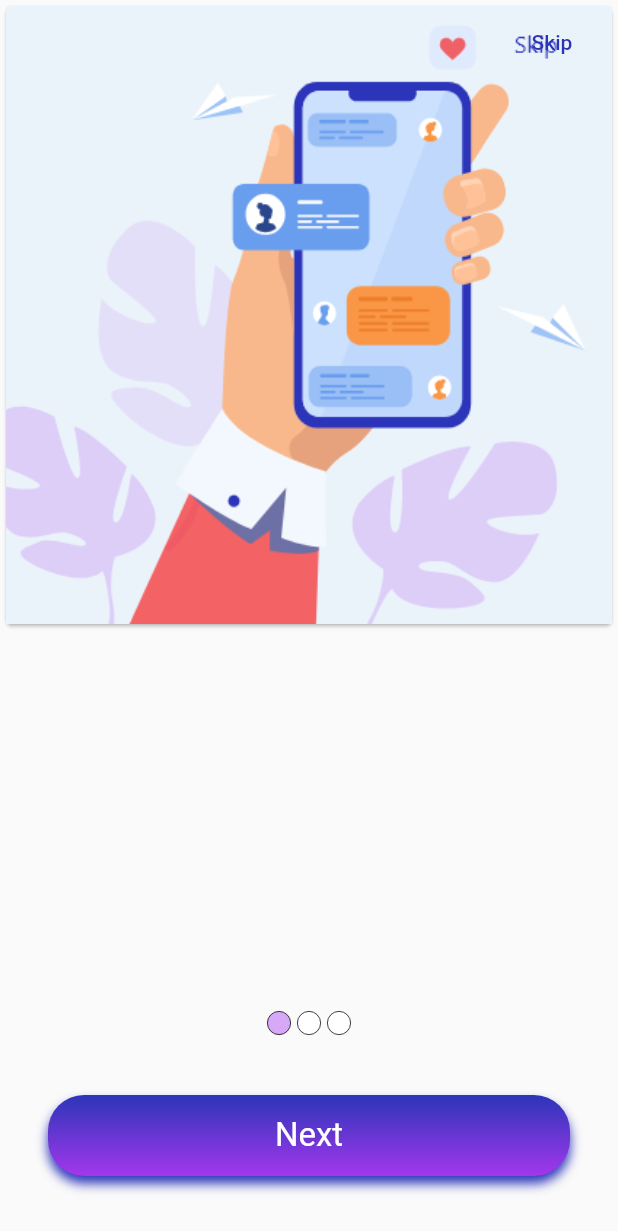
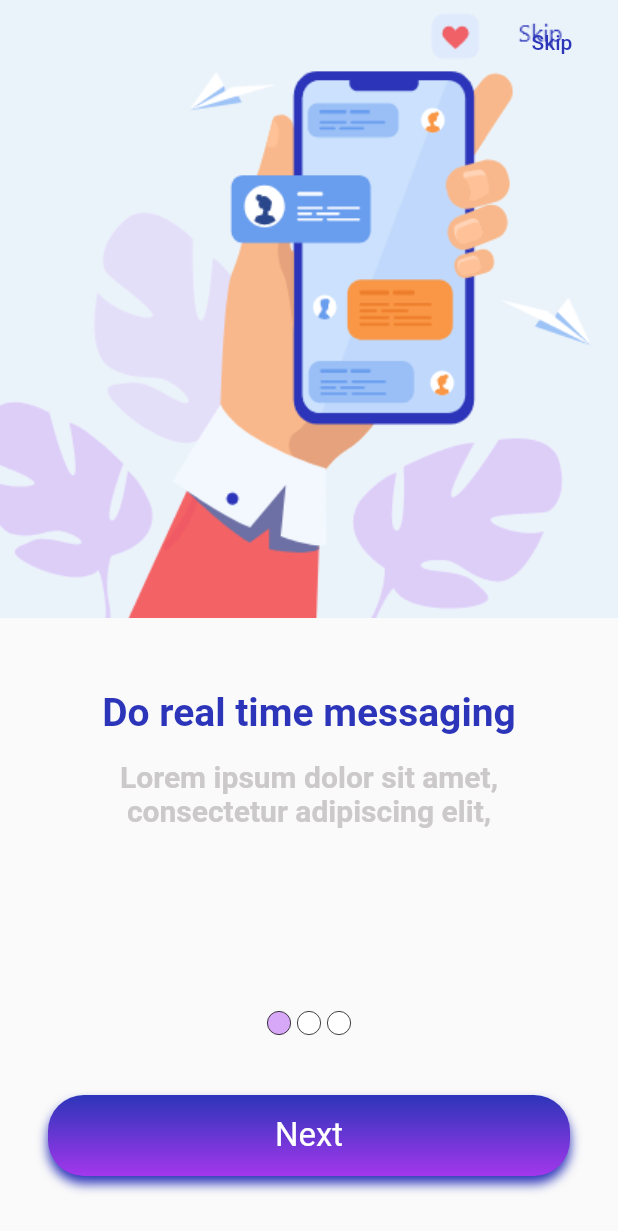
Before and after one commit to Vootech-ca/Mobile-RealTimeChat, a Flutter app: the screen it shows after launch, on a phone screen of 412 x 824 dp. Shown: the top 1231 px of the screen. Run offline on Flutter 3.47's test engine with Material 2 defaults, Android fonts, the phone set to English and light mode, and no system bars.

Commit message:
Onboard screen complated.

```diff
--- a/lib/core/app_colors.dart
+++ b/lib/core/app_colors.dart
@@ -10,6 +10,6 @@ class AppColors {
   static const Color secondaryColor = Color(0xFFA337EC);
   static const Color lightSecondaryColor = Color(0xFFD7A8F7);
 
-  static const Color errorColor = Color(0xFF);
-  static const Color hintFontColor = Color(0xFF);
+  static const Color errorColor = Color(0xFFFB6767);
+  static const Color hintFontColor = Color(0xFFCBC9C9);
 }
--- a/lib/src/pages/onboard/fragments/step_one.dart
+++ b/lib/src/pages/onboard/fragments/step_one.dart
@@ -1,5 +1,6 @@
 import 'package:flutter/material.dart';
 import 'package:vootech_realchat/core/app_assets.dart';
+import 'package:vootech_realchat/core/app_colors.dart';
 
 class StepOne extends StatelessWidget {
   const StepOne({Key key}) : super(key: key);
@@ -7,16 +8,35 @@ class StepOne extends StatelessWidget {
   @override
   Widget build(BuildContext context) {
     var height = MediaQuery.of(context).size.height;
-    return Stack(
+    return Column(
       children: [
-        Card(
-          child: Container(height: height / 2,
-            width: MediaQuery.of(context).size.width,
-            child: Image.asset(AppAssets.onboardOneImage, fit: BoxFit.cover),
-
+        Container(
+          height: height / 2,
+          width: MediaQuery.of(context).size.width,
+          child: Image.asset(AppAssets.onboardOneImage, fit: BoxFit.cover),
+        ),
+        SizedBox(height: 48,),
+        Text(
+          "Do real time messaging",
+          style: TextStyle(
+            fontSize: 26,
+            fontWeight: FontWeight.bold,
+            color: AppColors.primaryColor,
           ),
         ),
-
+        SizedBox(height: 16,),
+        Padding(
+          padding: const EdgeInsets.symmetric(horizontal: 24),
+          child: Text(
+            "Lorem ipsum dolor sit amet, consectetur adipiscing elit,  ",
+            textAlign: TextAlign.center,
+            style: TextStyle(
+              fontSize: 20,
+              fontWeight: FontWeight.bold,
+              color: AppColors.hintFontColor,
+            ),
+          ),
+        )
       ],
     );
   }
```
Also changed, not shown: lib/src/pages/onboard/fragments/step_three.dart (+28 -7 lines), lib/src/pages/onboard/fragments/step_two.dart (+27 -7 lines).
